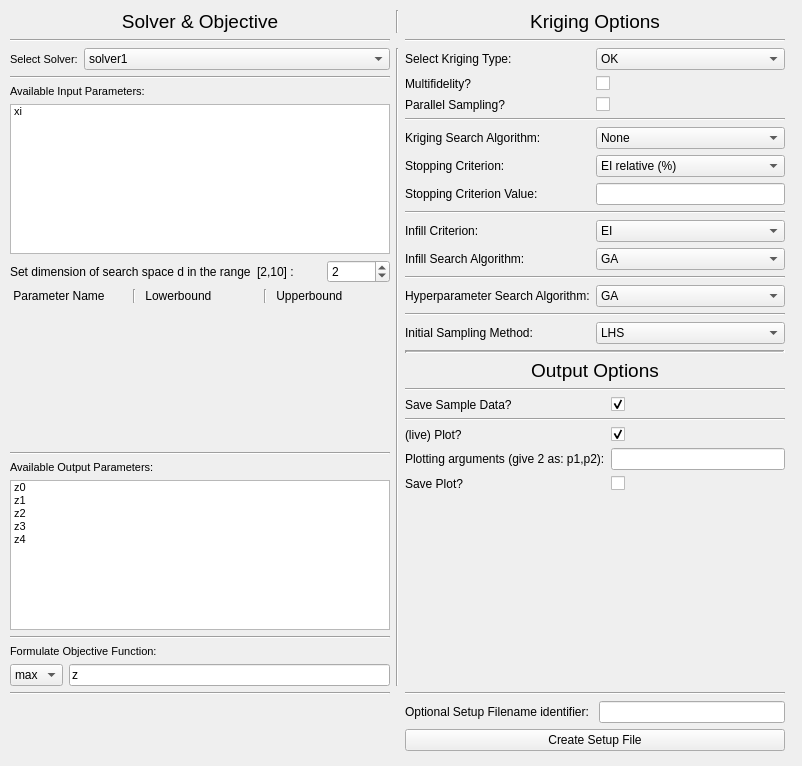
Above: preprocessing/g2.ui from robertwenink/MFK-Extrapolation before the change. Below: the same form after it.
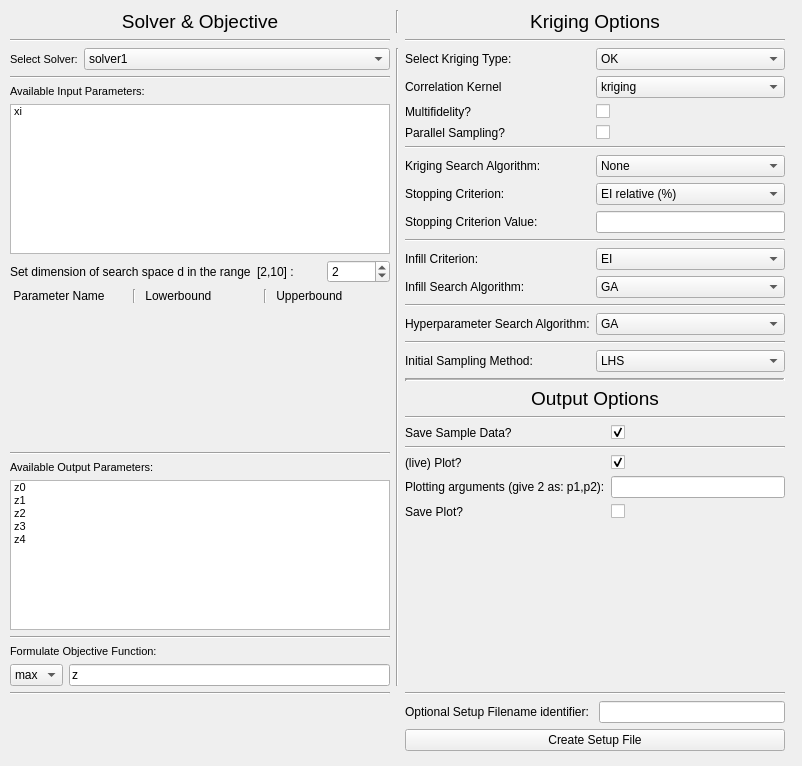
That is the form after the change.

Commit message: added ordinary Kriging, including a framework for using different kernels

```diff
--- a/preprocessing/g2.ui
+++ b/preprocessing/g2.ui
@@ -72,41 +72,41 @@
           </item>
          </widget>
         </item>
-        <item row="1" column="0">
+        <item row="2" column="0">
          <widget class="QLabel" name="multifidelityLabel">
           <property name="text">
            <string>Multifidelity?</string>
           </property>
          </widget>
         </item>
-        <item row="1" column="1">
+        <item row="2" column="1">
          <widget class="QCheckBox" name="multifidelityCheckBox"/>
         </item>
-        <item row="2" column="0">
+        <item row="3" column="0">
          <widget class="QLabel" name="parallelSamplingLabel">
           <property name="text">
            <string>Parallel Sampling?</string>
           </property>
          </widget>
         </item>
-        <item row="2" column="1">
+        <item row="3" column="1">
          <widget class="QCheckBox" name="parallelSamplingCheckBox"/>
         </item>
-        <item row="3" column="0" colspan="2">
+        <item row="4" column="0" colspan="2">
          <widget class="Line" name="line_16">
           <property name="orientation">
            <enum>Qt::Horizontal</enum>
           </property>
          </widget>
         </item>
-        <item row="4" column="0">
+        <item row="5" column="0">
          <widget class="QLabel" name="krigingSearchAlgorithmLabel">
           <property name="text">
            <string>Kriging Search Algorithm:</string>
           </property>
          </widget>
         </item>
-        <item row="4" column="1">
+        <item row="5" column="1">
          <widget class="QComboBox" name="krigingSearchAlgorithmComboBox">
           <item>
            <property name="text">
@@ -125,14 +125,14 @@
           </item>
          </widget>
         </item>
-        <item row="5" column="0">
+        <item row="6" column="0">
          <widget class="QLabel" name="stoppingCriterionLabel">
           <property name="text">
            <string>Stopping Criterion:</string>
           </property>
          </widget>
         </item>
-        <item row="5" column="1">
+        <item row="6" column="1">
          <widget class="QComboBox" name="stoppingCriterionComboBox">
           <item>
            <property name="text">
@@ -146,31 +146,31 @@
           </item>
          </widget>
         </item>
-        <item row="6" column="0">
+        <item row="7" column="0">
          <widget class="QLabel" name="stoppingCriterionValueLabel">
           <property name="text">
            <string>Stopping Criterion Value:</string>
           </property>
          </widget>
         </item>
-        <item row="6" column="1">
+        <item row="7" column="1">
          <widget class="QLineEdit" name="stoppingCriterionValueLineEdit"/>
         </item>
-        <item row="7" column="0" colspan="2">
+        <item row="8" column="0" colspan="2">
          <widget class="Line" name="line_17">
           <property name="orientation">
            <enum>Qt::Horizontal</enum>
           </property>
          </widget>
         </item>
-        <item row="8" column="0">
+        <item row="9" column="0">
          <widget class="QLabel" name="infillCriterionLabel">
           <property name="text">
            <string>Infill Criterion:</string>
           </property>
          </widget>
         </item>
-        <item row="8" column="1">
+        <item row="9" column="1">
          <widget class="QComboBox" name="infillCriterionComboBox">
           <item>
            <property name="text">
@@ -184,14 +184,14 @@
           </item>
          </widget>
         </item>
-        <item row="9" column="0">
+        <item row="10" column="0">
          <widget class="QLabel" name="infillSearchAlgorithmLabel">
           <property name="text">
            <string>Infill Search Algorithm:</string>
           </property>
          </widget>
         </item>
-        <item row="9" column="1">
+        <item row="10" column="1">
          <widget class="QComboBox" name="infillSearchAlgorithmComboBox">
           <item>
            <property name="text">
@@ -215,21 +215,21 @@
           </item>
          </widget>
         </item>
-        <item row="10" column="0" colspan="2">
+        <item row="11" column="0" colspan="2">
          <widget class="Line" name="line_18">
           <property name="orientation">
            <enum>Qt::Horizontal</enum>
           </property>
          </widget>
         </item>
-        <item row="11" column="0">
+        <item row="12" column="0">
          <widget class="QLabel" name="hyperparameterSearchAlgorithmLabel">
           <property name="text">
            <string>Hyperparameter Search Algorithm:</string>
           </property>
          </widget>
         </item>
-        <item row="11" column="1">
+        <item row="12" column="1">
          <widget class="QComboBox" name="hyperparameterSearchAlgorithmComboBox">
           <item>
            <property name="text">
@@ -248,21 +248,21 @@
           </item>
          </widget>
         </item>
-        <item row="12" column="0" colspan="2">
+        <item row="13" column="0" colspan="2">
          <widget class="Line" name="line_13">
           <property name="orientation">
            <enum>Qt::Horizontal</enum>
           </property>
          </widget>
         </item>
-        <item row="13" column="0">
+        <item row="14" column="0">
          <widget class="QLabel" name="doELabel">
           <property name="text">
            <string>Initial Sampling Method:</string>
           </property>
          </widget>
         </item>
-        <item row="13" column="1">
+        <item row="14" column="1">
          <widget class="QComboBox" name="doEComboBox">
           <item>
            <property name="text">
@@ -281,6 +281,22 @@
           </item>
          </widget>
         </item>
+        <item row="1" column="0">
+         <widget class="QLabel" name="correlationKernelLabel">
+          <property name="text">
+           <string>Correlation Kernel</string>
+          </property>
+         </widget>
+        </item>
+        <item row="1" column="1">
+         <widget class="QComboBox" name="correlationKernelComboBox">
+          <item>
+           <property name="text">
+            <string>kriging</string>
+           </property>
+          </item>
+         </widget>
+        </item>
        </layout>
       </item>
       <item>
```
The commit also changes 33 other files.
